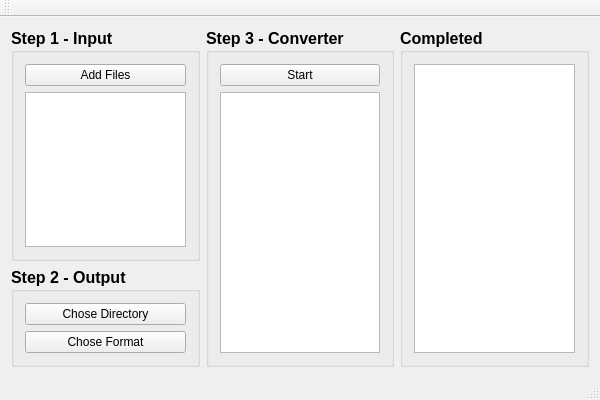
Above: mainwindow.ui from jesper/easy-video-converter before the change. Below: the same form after it.
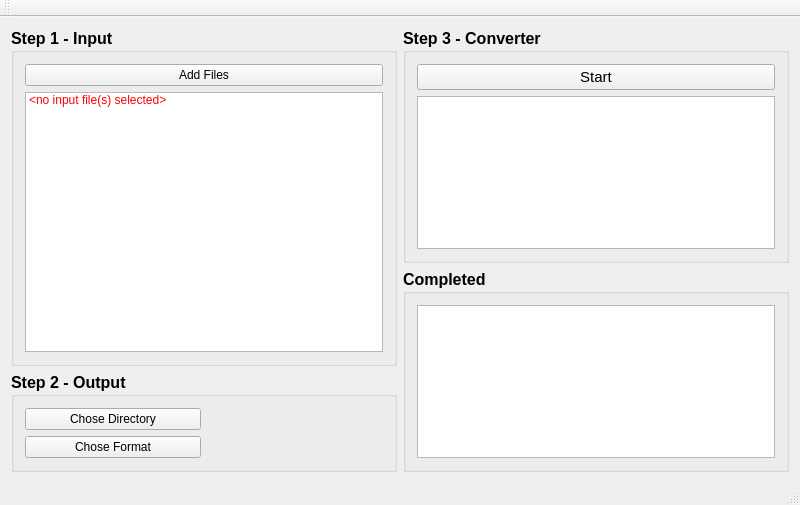
That is the form after the change.

Commit message: Rework/Simplify UI a bit

```diff
--- a/mainwindow.ui
+++ b/mainwindow.ui
@@ -6,8 +6,8 @@
    <rect>
     <x>0</x>
     <y>0</y>
-    <width>600</width>
-    <height>400</height>
+    <width>800</width>
+    <height>505</height>
    </rect>
   </property>
   <property name="minimumSize">
@@ -20,7 +20,7 @@
    <string>MainWindow</string>
   </property>
   <widget class="QWidget" name="centralWidget">
-   <layout class="QHBoxLayout" name="horizontalLayout">
+   <layout class="QHBoxLayout" name="horizontalLayout_3">
     <item>
      <layout class="QVBoxLayout" name="verticalLayout">
       <item>
@@ -51,7 +51,23 @@
           </widget>
          </item>
          <item>
-          <widget class="QListWidget" name="lw_files"/>
+          <widget class="QListWidget" name="lw_files">
+           <property name="font">
+            <font>
+             <pointsize>9</pointsize>
+             <weight>50</weight>
+             <bold>false</bold>
+            </font>
+           </property>
+           <property name="styleSheet">
+            <string>color :red</string>
+           </property>
+           <item>
+            <property name="text">
+             <string>&lt;no input file(s) selected&gt;</string>
+            </property>
+           </item>
+          </widget>
          </item>
         </layout>
        </widget>
@@ -70,6 +86,8 @@
         </property>
         <layout class="QVBoxLayout" name="verticalLayout_3">
          <item>
+          <layout class="QHBoxLayout" name="horizontalLayout_2">
+           <item>
           <widget class="QPushButton" name="pushButton">
            <property name="font">
             <font>
@@ -84,6 +102,28 @@
           </widget>
          </item>
          <item>
+            <widget class="QLabel" name="label">
+             <property name="font">
+              <font>
+               <pointsize>9</pointsize>
+               <weight>50</weight>
+               <italic>true</italic>
+               <bold>false</bold>
+              </font>
+             </property>
+             <property name="styleSheet">
+              <string notr="true">color :red</string>
+             </property>
+             <property name="text">
+              <string>&lt;none directory selected&gt;</string>
+             </property>
+            </widget>
+           </item>
+          </layout>
+         </item>
+         <item>
+          <layout class="QHBoxLayout" name="horizontalLayout">
+           <item>
           <widget class="QPushButton" name="pushButton_2">
            <property name="font">
             <font>
@@ -97,11 +137,33 @@
            </property>
           </widget>
          </item>
-        </layout>
+           <item>
+            <widget class="QLabel" name="label_2">
+             <property name="font">
+              <font>
+               <pointsize>9</pointsize>
+               <weight>50</weight>
+               <italic>true</italic>
+               <bold>false</bold>
+              </font>
+             </property>
+             <property name="styleSheet">
+              <string>color :red</string>
+             </property>
+             <property name="text">
+              <string>&lt;none format selected&gt;</string>
+             </property>
+            </widget>
+           </item>
+          </layout>
+         </item>
+        </layout>
        </widget>
       </item>
      </layout>
     </item>
+    <item>
+     <layout class="QVBoxLayout" name="verticalLayout_8">
     <item>
      <widget class="QGroupBox" name="groupBox_3">
       <property name="font">
@@ -117,9 +179,12 @@
       <layout class="QVBoxLayout" name="verticalLayout_4">
        <item>
         <widget class="QPushButton" name="pushButton_4">
+           <property name="enabled">
+            <bool>true</bool>
+           </property>
          <property name="font">
           <font>
-           <pointsize>9</pointsize>
+             <pointsize>11</pointsize>
            <weight>50</weight>
            <bold>false</bold>
           </font>
@@ -130,7 +195,15 @@
         </widget>
        </item>
        <item>
-        <widget class="QListWidget" name="listWidget_2"/>
+          <widget class="QListWidget" name="listWidget_2">
+           <property name="font">
+            <font>
+             <pointsize>9</pointsize>
+             <weight>50</weight>
+             <bold>false</bold>
+            </font>
+           </property>
+          </widget>
        </item>
       </layout>
      </widget>
@@ -155,6 +228,8 @@
      </widget>
     </item>
    </layout>
+    </item>
+   </layout>
   </widget>
   <widget class="QMenuBar" name="menuBar">
    <property name="geometry">
```
Left out of the diff: 2 changed lines with no effect on the pictures. Lines whose indentation alone changed are shown as unchanged. The commit also changes 1 other file.
